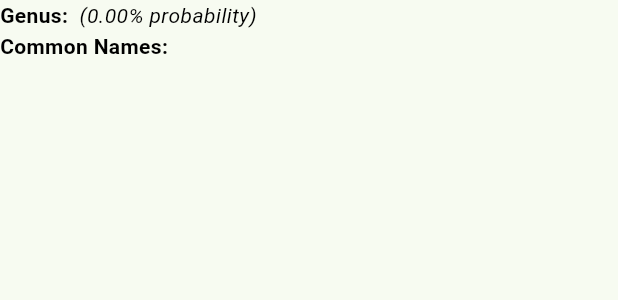
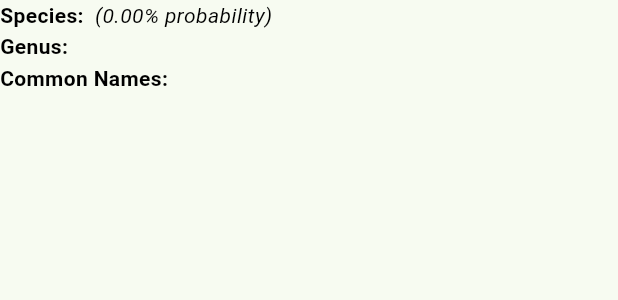
Before and after one commit to jplimmer/garden-glossary, a Flutter app: the IDMatch widget shown alone on an empty page, opened directly with empty values, on a phone screen of 412 x 824 dp. Shown: the top 300 px of the screen. Run offline on Flutter 3.47's test engine with Material 3 defaults, Android fonts, the phone set to English and light mode, and no system bars; our stand-ins replace flutter_dotenv, image_picker.

Commit message:
README update ;added species

```diff
--- a/frontend_flutter/lib/main.dart
+++ b/frontend_flutter/lib/main.dart
@@ -42,6 +42,7 @@ class HomePage extends StatefulWidget {
 // Organ options
 enum Organ {flower, leaf, fruit, bark, auto,}
 Organ selectedOrgan = Organ.flower;
+
 
 class HomePageState extends State<HomePage> {
   // Access apiUrl from config
@@ -126,7 +127,7 @@ class HomePageState extends State<HomePage> {
     }
   }
 
-  // Function to upload the image to the backend
+  // Function to upload the image to the backend and display results (matches)
   Future<void> _uploadImage() async {
     if (_image == null) {
       ScaffoldMessenger.of(context).showSnackBar(
@@ -170,12 +171,14 @@ class HomePageState extends State<HomePage> {
       // Check the response - further error-handling required here?
       if (response.statusCode == 200) {
         var jsonResponse = json.decode(responseBody);
+        debugPrint('$jsonResponse');
 
         List <IDMatch> matchOptionsList = [];
         jsonResponse['matches'].forEach((key, value) {
           String commonNamesString = (value['commonNames'] as List<dynamic>).join(', ');
           matchOptionsList.add(
             IDMatch(
+              species: value['species'],
               genus: value['genus'],
               score: value['score'],
               commonNames: commonNamesString,
@@ -214,7 +217,7 @@ class HomePageState extends State<HomePage> {
     }
   }
 
-  // Function to update selected index
+  // Function to update selected match index
   void onMatchSelected(int index) {
     setState(() {
       selectedMatchIndex = index;
@@ -222,7 +225,7 @@ class HomePageState extends State<HomePage> {
     _getDetails();
   }
 
-  // Function to get details of plant from backend
+  // Function to retrieve and display details of plant from backend
   Future<void> _getDetails() async {
     setState(() {
       _detailLoading = true;
@@ -232,7 +235,7 @@ class HomePageState extends State<HomePage> {
       String url = '$apiUrl/api/v1/plant-details/';
       var uri = Uri.parse(url);
 
-      String plant = matchOptions[selectedMatchIndex].genus;
+      String plant = matchOptions[selectedMatchIndex].species;
 
       final response = await http.post(
         uri,
@@ -520,12 +523,14 @@ class HomePageState extends State<HomePage> {
 
 
 class IDMatch extends StatelessWidget {
+  final String species;
   final String genus;
   final double score;
   final String commonNames;
 
   const IDMatch({
     super.key,
+    required this.species,
     required this.genus,
     required this.score,
     required this.commonNames,
@@ -538,13 +543,18 @@ class IDMatch extends StatelessWidget {
         style: const TextStyle(color: Colors.black, height: 1.5),
         children: <TextSpan>[
           const TextSpan(
-            text: 'Genus: ',
+            text: 'Species: ',
             style: TextStyle(fontWeight: FontWeight.bold)),
-          TextSpan(text: genus),
+          TextSpan(text: species),
           TextSpan(
             text: ' (${(score*100).toStringAsFixed(2)}% probability)',
             style: const TextStyle(fontStyle: FontStyle.italic),
           ),
+          const TextSpan(
+            text: '\nGenus: ',
+            style: TextStyle(fontWeight: FontWeight.bold)
+          ),
+          TextSpan(text: genus),
           const TextSpan(
             text: '\nCommon Names: ',
             style: TextStyle(fontWeight: FontWeight.bold)
```
Also changed, not shown: images/home_page.png (added), images/identify_loading.png (added), 4 other files.
